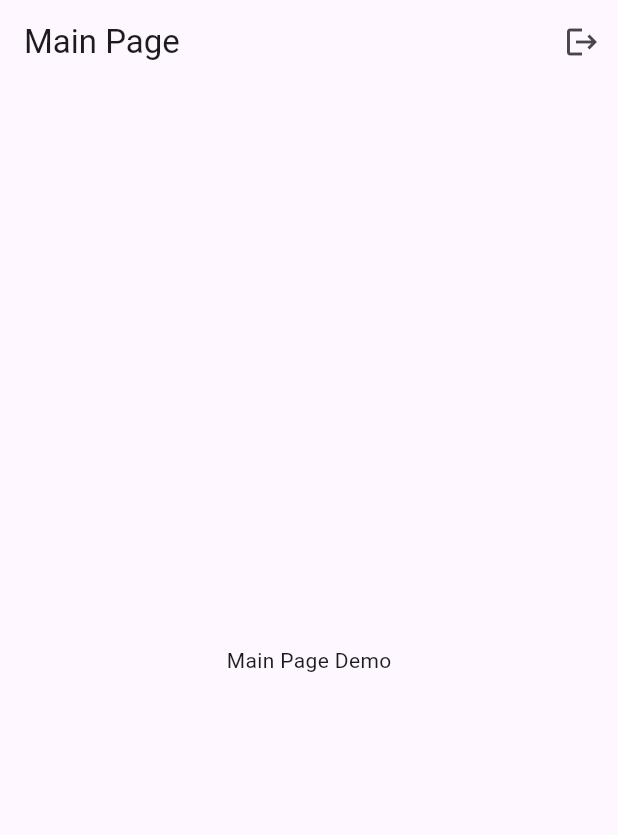
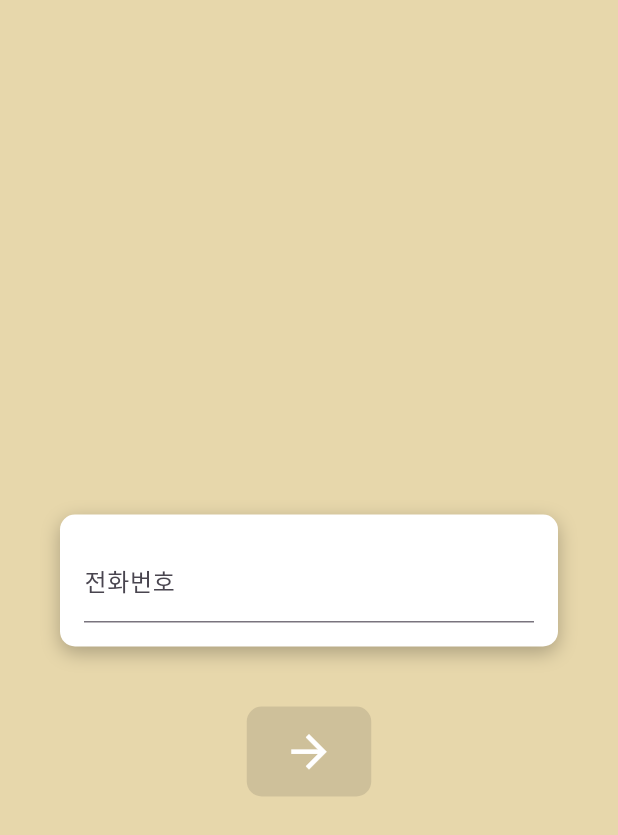
Before and after one commit to JMandoo1014/TrackON, a Flutter app: the screen it shows after launch, after a tap on "로그인", on a phone screen of 412 x 824 dp. Shown: the top 835 px of the screen. Run offline on Flutter 3.47's test engine with Material 3 defaults, Android fonts, the phone set to English and light mode, and no system bars; our stand-ins replace shared_preferences; missing offline and left inert: iamport_flutter.

Commit message:
login demo ver 3

```diff
--- a/lib/first_page.dart
+++ b/lib/first_page.dart
@@ -2,40 +2,86 @@ import 'package:flutter/material.dart';
 import 'package:shared_preferences/shared_preferences.dart';
 import 'main_page.dart';
 import 'signup_page.dart';
+import 'login_page.dart';
 
 class FirstPage extends StatelessWidget {
+  final scaffoldKey = GlobalKey<ScaffoldState>();
+
   @override
   Widget build(BuildContext context) {
     return Scaffold(
-      appBar: AppBar(title: Text('login')),
-      body: Center(
+      key: scaffoldKey,
+      backgroundColor: Color(0xFFE7D7AB),
+      body: SafeArea(
+          top: true,
+          child: Align(
+            alignment: AlignmentDirectional(0, 0),
             child: Column(
               mainAxisSize: MainAxisSize.min,
+              mainAxisAlignment: MainAxisAlignment.start,
               children: [
-            ElevatedButton(
+                Align(
+                  alignment: AlignmentDirectional(0, 0),
+                  child: Text(
+                    'TrackON',
+                    textAlign: TextAlign.center,
+                    style: TextStyle(
+                      fontSize: 50
+                    ),
+                    ),
+                  ),
+                Align(
+                  alignment: AlignmentDirectional(0, 0),
+                  child: Row(
+                    mainAxisSize: MainAxisSize.min,
+                    children: [
+                      Padding(
+                          padding: EdgeInsets.all(13),
+                          child: ElevatedButton(
                               onPressed: () async {
                                 SharedPreferences prefs = await SharedPreferences.getInstance();
                                 prefs.setBool('isLoggedIn', true);
                                 Navigator.pushReplacement(
                                     context,
-                      MaterialPageRoute(builder: (context) => MainPage()),
+                                    MaterialPageRoute(builder: (context) => LoginPage()),
                                 );
                               },
+                              style: ElevatedButton.styleFrom(
+                                foregroundColor: Colors.white,
+                                backgroundColor: Colors.black,
+                                shape: RoundedRectangleBorder(
+                                  borderRadius: BorderRadius.circular(10)
+                                )
+                              ),
                               child: Text('로그인')
                           ),
-            SizedBox(height: 10),
-            ElevatedButton(
-                onPressed: () {
-                  Navigator.push(
+                      ),
+                      Padding(
+                        padding: EdgeInsets.all(13),
+                        child: ElevatedButton(
+                            onPressed: () async {
+                              Navigator.pushReplacement(
                                 context,
                                 MaterialPageRoute(builder: (context) => SignupPage()),
                               );
                             },
+                            style: ElevatedButton.styleFrom(
+                                foregroundColor: Colors.white,
+                                backgroundColor: Colors.black,
+                                shape: RoundedRectangleBorder(
+                                    borderRadius: BorderRadius.circular(10)
+                                )
+                            ),
                             child: Text('회원가입')
+                        ),
                       )
                     ],
+                  ),
+                ),
+              ],
+            ),
           )
-      ),
+      )
     );
   }
 }
--- /dev/null
+++ b/lib/login_page.dart
@@ -0,0 +1,199 @@
+import 'package:flutter/material.dart';
+import 'main_page.dart';
+
+class LoginPage extends StatefulWidget {
+  @override
+  State<LoginPage> createState() => _LoginPage();
+}
+
+class _LoginPage extends State<LoginPage> {
+  final TextEditingController _phoneController = TextEditingController();
+  final TextEditingController _passwordController = TextEditingController();
+  final PageController _pageController = PageController();  // 페이지 컨트롤러
+
+  bool _isPhoneEntered = false;  // 전화번호 입력 여부 상태 변수
+  bool _isPasswordEntered = false;  // 비밀번호 입력 여부 상태 변수
+  bool _isPasswordVisible = false;  // 비밀번호 보이기 여부 상태 변수
+
+  // 비밀번호 입력란에 포커스를 맞추기 위한 FocusNode
+  final FocusNode _passwordFocusNode = FocusNode();
+
+  // 전화번호 입력 후 넘어가기 버튼을 눌렀을 때 상태 변경
+  void _onPhoneNext() {
+    if (_phoneController.text.isNotEmpty) {
+      _pageController.nextPage(
+        duration: Duration(milliseconds: 300),
+        curve: Curves.easeInOut,  // 애니메이션 효과
+      );
+      // 전화번호 페이지를 넘어가면서 비밀번호 입력란으로 포커스를 이동
+      FocusScope.of(context).requestFocus(_passwordFocusNode);
+    }
+  }
+
+  // 비밀번호 입력 후 로그인 처리
+  void _onLogin() {
+    String phone = _phoneController.text;
+    String password = _passwordController.text;
+    if (phone.isNotEmpty && password.isNotEmpty) {
+      // 로그인 처리 로직
+      Navigator.pushReplacement(
+          context,
+          MaterialPageRoute(builder: (context) => MainPage())
+      );
+      ScaffoldMessenger.of(context).showSnackBar(
+        SnackBar(content: Text("로그인 성공!")),
+      );
+    } else {
+      // 오류 메시지 출력
+      ScaffoldMessenger.of(context).showSnackBar(
+        SnackBar(content: Text("전화번호와 비밀번호를 입력해주세요")),
+      );
+    }
+  }
+
+  @override
+  void dispose() {
+    // FocusNode를 dispose하여 메모리 해제
+    _passwordFocusNode.dispose();
+    super.dispose();
+  }
+
+  @override
+  Widget build(BuildContext context) {
+    return Scaffold(
+      backgroundColor: Color(0xFFE7D7AB),
+      body: Column(
+        children: [
+          Padding(padding: EdgeInsets.only(top: 50)),
+          Expanded(
+            child: PageView(
+              controller: _pageController,
+              physics: NeverScrollableScrollPhysics(),  // 스와이프 비활성화
+              children: [
+                // 전화번호 입력 페이지
+                Container(
+                  padding: EdgeInsets.all(40.0),
+                  color: Colors.transparent,  // 배경을 투명으로 설정
+                  child: Column(
+                    mainAxisAlignment: MainAxisAlignment.center,
+                    children: [
+                      AnimatedContainer(
+                        duration: Duration(milliseconds: 300),  // 애니메이션 지속 시간
+                        padding: EdgeInsets.all(16.0),
+                        decoration: BoxDecoration(
+                          color: Colors.white,
+                          borderRadius: BorderRadius.circular(10.0),
+                          boxShadow: [
+                            BoxShadow(
+                              color: Colors.black26,
+                              blurRadius: 10.0,
+                              offset: Offset(0, 4),
+                            ),
+                          ],
+                        ),
+                        child: TextField(
+                          controller: _phoneController,
+                          decoration: InputDecoration(labelText: '전화번호'),
+                          keyboardType: TextInputType.phone,
+                          onChanged: (text) {
+                            setState(() {
+                              // 전화번호가 변경될 때마다 버튼 활성화 상태를 업데이트
+                              _isPhoneEntered = text.isNotEmpty;
+                            });
+                          },
+                        ),
+                      ),
+                      SizedBox(height: 40.0),
+                      // "넘어가기" 버튼을 별도로 배치
+                      ElevatedButton(
+                        onPressed: _isPhoneEntered ? _onPhoneNext : null,  // 전화번호 입력이 있을 때만 활성화
+                        style: ElevatedButton.styleFrom(
+                          backgroundColor: _isPhoneEntered ? Colors.orangeAccent : Colors.grey,  // 입력이 없으면 회색
+                          shape: RoundedRectangleBorder(
+                            borderRadius: BorderRadius.circular(10.0),  // 모서리 둥글게
+                          ),
+                          minimumSize: Size(60, 60),  // 버튼을 정사각형으로 만듬
+                        ),
+                        child: Icon(
+                          Icons.arrow_forward,
+                          color: Colors.white,
+                          size: 35.0,
+                        ),
+                      ),
+                    ],
+                  ),
+                ),
+                // 비밀번호 입력 페이지
+                Container(
+                  padding: EdgeInsets.all(40.0),
+                  color: Colors.transparent,
+                  child: Column(
+                    mainAxisAlignment: MainAxisAlignment.center,
+                    children: [
+                      AnimatedContainer(
+                        duration: Duration(milliseconds: 300),  // 애니메이션 지속 시간
+                        padding: EdgeInsets.all(16.0),
+                        decoration: BoxDecoration(
+                          color: Colors.white,
+                          borderRadius: BorderRadius.circular(10.0),
+                          boxShadow: [
+                            BoxShadow(
+                              color: Colors.black26,
+                              blurRadius: 10.0,
+                              offset: Offset(0, 4),
+                            ),
+                          ],
+                        ),
+                        child: TextField(
+                          controller: _passwordController,
+                          focusNode: _passwordFocusNode,  // 포커스를 지정
+                          decoration: InputDecoration(
+                            labelText: '비밀번호',
+                            suffixIcon: IconButton(  // 눈 모양 아이콘 추가
+                              icon: Icon(
+                                _isPasswordVisible ? Icons.visibility : Icons.visibility_off,
+                              ),
+                              onPressed: () {
+                                setState(() {
+                                  _isPasswordVisible = !_isPasswordVisible;  // 비밀번호 보이기/숨기기 토글
+                                });
+                              },
+                            ),
+                          ),
+                          keyboardType: TextInputType.text,
+                          obscureText: !_isPasswordVisible,  // 비밀번호를 보이게/숨기게 설정
+                          onChanged: (text) {
+                            setState(() {
+                              // 비밀번호가 변경될 때마다 버튼 활성화 상태를 업데이트
+                              _isPasswordEntered = text.isNotEmpty;
+                            });
+                          },
+                        ),
+                      ),
+                      SizedBox(height: 40.0),
+                      ElevatedButton(
+                        onPressed: _isPasswordEntered ? _onLogin : null,  // 비밀번호 입력이 있을 때만 로그인 가능
+                        style: ElevatedButton.styleFrom(
+                          backgroundColor: _isPasswordEntered ? Colors.orangeAccent : Colors.grey,  // 입력이 없으면 회색
+                          shape: RoundedRectangleBorder(
+                            borderRadius: BorderRadius.circular(10.0),  // 모서리 둥글게
+                          ),
+                          minimumSize: Size(60, 60),  // 버튼을 정사각형으로 만듬
+                        ),
+                        child: Icon(
+                          Icons.arrow_forward,
+                          color: Colors.white,
+                          size: 35.0,
+                        ),
+                      ),
+                    ],
+                  ),
+                ),
+              ],
+            ),
+          ),
+        ],
+      ),
+    );
+  }
+}
--- a/lib/main_page.dart
+++ b/lib/main_page.dart
@@ -4,7 +4,6 @@ import 'package:trackon/first_page.dart';
 
 class MainPage extends StatelessWidget {
   const MainPage({super.key});
-
   @override
   Widget build(BuildContext context) {
     return Scaffold(
```
Lines whose indentation alone changed are shown as unchanged.
